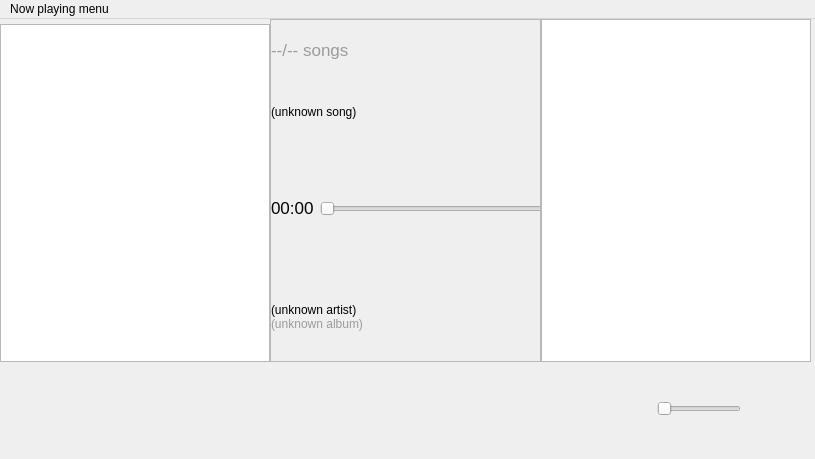
gidzzz/openmediaplayer, file nowplayingwindow.ui: the form before one commit.
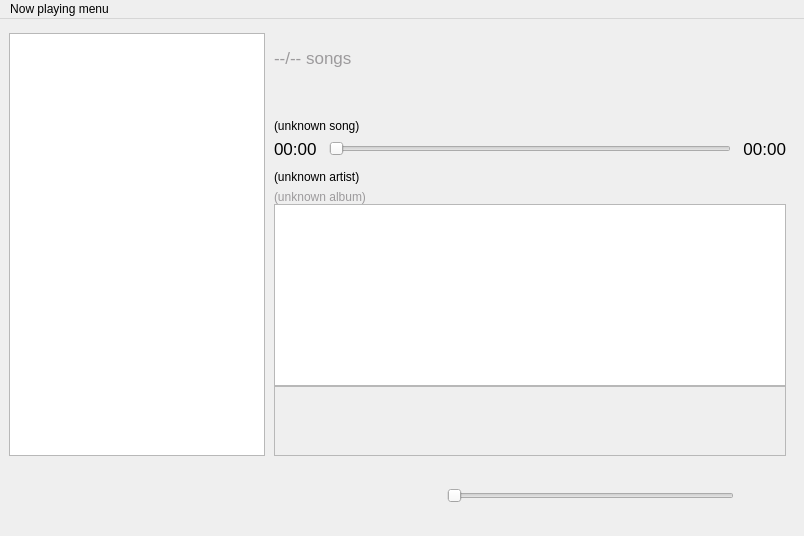
The form after the commit. Custom widgets are drawn as their Qt base class.

```diff
--- a/nowplayingwindow.ui
+++ b/nowplayingwindow.ui
@@ -6,24 +6,42 @@
    <rect>
     <x>0</x>
     <y>0</y>
-    <width>815</width>
-    <height>459</height>
+    <width>804</width>
+    <height>536</height>
    </rect>
   </property>
   <property name="windowTitle">
    <string>Now playing</string>
   </property>
   <widget class="QWidget" name="centralwidget">
+   <property name="sizePolicy">
+    <sizepolicy hsizetype="Expanding" vsizetype="Preferred">
+     <horstretch>0</horstretch>
+     <verstretch>0</verstretch>
+    </sizepolicy>
+   </property>
+   <layout class="QHBoxLayout" name="horizontalLayout_4">
+    <property name="spacing">
+     <number>0</number>
+    </property>
+    <property name="margin">
+     <number>0</number>
+    </property>
+    <item>
    <widget class="QWidget" name="verticalWidget" native="true">
-    <property name="geometry">
-     <rect>
-      <x>0</x>
-      <y>0</y>
-      <width>811</width>
-      <height>431</height>
-     </rect>
+      <property name="sizePolicy">
+       <sizepolicy hsizetype="Expanding" vsizetype="Preferred">
+        <horstretch>0</horstretch>
+        <verstretch>0</verstretch>
+       </sizepolicy>
     </property>
     <layout class="QVBoxLayout" name="verticalLayout">
+       <property name="spacing">
+        <number>0</number>
+       </property>
+       <property name="leftMargin">
+        <number>9</number>
+       </property>
      <property name="rightMargin">
       <number>0</number>
      </property>
@@ -37,13 +55,16 @@
        </property>
        <item>
         <layout class="QVBoxLayout" name="verticalLayout_4">
+           <property name="spacing">
+            <number>6</number>
+           </property>
          <property name="topMargin">
           <number>5</number>
          </property>
          <item>
           <widget class="CQGraphicsView" name="view">
            <property name="sizePolicy">
-            <sizepolicy hsizetype="MinimumExpanding" vsizetype="Expanding">
+              <sizepolicy hsizetype="Fixed" vsizetype="Expanding">
              <horstretch>0</horstretch>
              <verstretch>0</verstretch>
             </sizepolicy>
@@ -64,30 +85,45 @@
         </layout>
        </item>
        <item>
-        <widget class="QScrollArea" name="scrollArea">
-         <property name="widgetResizable">
-          <bool>true</bool>
-         </property>
-         <widget class="QWidget" name="scrollAreaWidgetContents">
-          <property name="geometry">
-           <rect>
-            <x>0</x>
-            <y>0</y>
-            <width>264</width>
-            <height>330</height>
-           </rect>
-          </property>
-          <widget class="QWidget" name="layoutWidget">
-           <property name="geometry">
-            <rect>
-             <x>0</x>
-             <y>0</y>
-             <width>372</width>
-             <height>351</height>
-            </rect>
-           </property>
-           <layout class="QVBoxLayout" name="metadataLayout">
+          <widget class="QWidget" name="scrollArea" native="true">
+           <property name="sizePolicy">
+            <sizepolicy hsizetype="Expanding" vsizetype="Preferred">
+             <horstretch>0</horstretch>
+             <verstretch>0</verstretch>
+            </sizepolicy>
+           </property>
+           <property name="minimumSize">
+            <size>
+             <width>50</width>
+             <height>0</height>
+            </size>
+           </property>
+           <layout class="QGridLayout" name="gridLayout_2">
+            <property name="leftMargin">
+             <number>9</number>
+            </property>
+            <property name="topMargin">
+             <number>5</number>
+            </property>
+            <property name="rightMargin">
+             <number>18</number>
+            </property>
+            <property name="bottomMargin">
+             <number>0</number>
+            </property>
             <property name="spacing">
+             <number>0</number>
+            </property>
+            <item row="9" column="1">
+             <widget class="QWidget" name="widget" native="true">
+              <property name="sizePolicy">
+               <sizepolicy hsizetype="Expanding" vsizetype="Preferred">
+                <horstretch>0</horstretch>
+                <verstretch>0</verstretch>
+               </sizepolicy>
+              </property>
+              <layout class="QVBoxLayout" name="verticalLayout_2">
+               <property name="margin">
              <number>0</number>
             </property>
             <item>
@@ -101,7 +137,7 @@
               <property name="sizeHint" stdset="0">
                <size>
                 <width>20</width>
-                <height>20</height>
+                   <height>15</height>
                </size>
               </property>
              </spacer>
@@ -109,7 +145,7 @@
             <item>
              <widget class="QLabel" name="songNumberLabel">
               <property name="sizePolicy">
-               <sizepolicy hsizetype="Preferred" vsizetype="Maximum">
+                  <sizepolicy hsizetype="Expanding" vsizetype="Maximum">
                 <horstretch>0</horstretch>
                 <verstretch>0</verstretch>
                </sizepolicy>
@@ -137,7 +173,7 @@
               </property>
               <property name="sizeHint" stdset="0">
                <size>
-                <width>20</width>
+                   <width>250</width>
                 <height>45</height>
                </size>
               </property>
@@ -198,7 +234,7 @@
                  <bool>true</bool>
                 </property>
                 <property name="sizePolicy">
-                 <sizepolicy hsizetype="Expanding" vsizetype="Maximum">
+                    <sizepolicy hsizetype="Expanding" vsizetype="Minimum">
                   <horstretch>0</horstretch>
                   <verstretch>0</verstretch>
                  </sizepolicy>
@@ -234,24 +270,11 @@
                 <property name="text">
                  <string>00:00</string>
                 </property>
-               </widget>
-              </item>
-              <item>
-               <spacer name="horizontalSpacer_5">
-                <property name="orientation">
-                 <enum>Qt::Horizontal</enum>
-                </property>
-                <property name="sizeType">
-                 <enum>QSizePolicy::Minimum</enum>
-                </property>
-                <property name="sizeHint" stdset="0">
-                 <size>
-                  <width>6</width>
-                  <height>10</height>
-                 </size>
-                </property>
-               </spacer>
-              </item>
+                   <property name="alignment">
+                    <set>Qt::AlignRight|Qt::AlignTrailing|Qt::AlignVCenter</set>
+                   </property>
+                  </widget>
+                 </item>
              </layout>
             </item>
             <item>
@@ -299,29 +322,27 @@
               </property>
              </widget>
             </item>
-            <item>
-             <spacer name="verticalSpacer">
-              <property name="orientation">
-               <enum>Qt::Vertical</enum>
-              </property>
-              <property name="sizeType">
-               <enum>QSizePolicy::Minimum</enum>
-              </property>
-              <property name="sizeHint" stdset="0">
-               <size>
-                <width>20</width>
-                <height>40</height>
-               </size>
-              </property>
-             </spacer>
-            </item>
-           </layout>
-          </widget>
-         </widget>
-        </widget>
-       </item>
-       <item>
+              </layout>
+             </widget>
+            </item>
+            <item row="12" column="1">
+             <widget class="QWidget" name="spacer1" native="true">
+              <property name="sizePolicy">
+               <sizepolicy hsizetype="Preferred" vsizetype="MinimumExpanding">
+                <horstretch>0</horstretch>
+                <verstretch>0</verstretch>
+               </sizepolicy>
+              </property>
+             </widget>
+            </item>
+            <item row="10" column="1">
         <widget class="QListWidget" name="songPlaylist">
+              <property name="sizePolicy">
+               <sizepolicy hsizetype="Expanding" vsizetype="Expanding">
+                <horstretch>0</horstretch>
+                <verstretch>0</verstretch>
+               </sizepolicy>
+              </property>
          <property name="horizontalScrollBarPolicy">
           <enum>Qt::ScrollBarAlwaysOff</enum>
          </property>
@@ -336,24 +357,124 @@
          </property>
         </widget>
        </item>
+            <item row="11" column="1">
+             <widget class="QScrollArea" name="lyrics">
+              <property name="widgetResizable">
+               <bool>true</bool>
+              </property>
+              <widget class="QWidget" name="scrollAreaWidgetContents">
+               <property name="geometry">
+                <rect>
+                 <x>0</x>
+                 <y>0</y>
+                 <width>504</width>
+                 <height>71</height>
+                </rect>
+               </property>
+               <property name="sizePolicy">
+                <sizepolicy hsizetype="Preferred" vsizetype="Expanding">
+                 <horstretch>0</horstretch>
+                 <verstretch>0</verstretch>
+                </sizepolicy>
+               </property>
+               <layout class="QGridLayout" name="gridLayout_4">
+                <property name="margin">
+                 <number>0</number>
+                </property>
+                <property name="spacing">
+                 <number>0</number>
+                </property>
+                <item row="0" column="0">
+                 <widget class="QLabel" name="lyricsText">
+                  <property name="sizePolicy">
+                   <sizepolicy hsizetype="Preferred" vsizetype="Expanding">
+                    <horstretch>0</horstretch>
+                    <verstretch>0</verstretch>
+                   </sizepolicy>
+                  </property>
+                  <property name="font">
+                   <font>
+                    <pointsize>14</pointsize>
+                   </font>
+                  </property>
+                  <property name="contextMenuPolicy">
+                   <enum>Qt::CustomContextMenu</enum>
+                  </property>
+                  <property name="styleSheet">
+                   <string notr="true"/>
+                  </property>
+                  <property name="text">
+                   <string/>
+                  </property>
+                  <property name="scaledContents">
+                   <bool>false</bool>
+                  </property>
+                  <property name="wordWrap">
+                   <bool>true</bool>
+                  </property>
+                 </widget>
+                </item>
+               </layout>
+              </widget>
+             </widget>
+            </item>
+           </layout>
+          </widget>
+         </item>
       </layout>
      </item>
      <item>
       <widget class="QWidget" name="toolBarWidget" native="true">
-       <layout class="QHBoxLayout" name="horizontalLayout_4">
+         <property name="sizePolicy">
+          <sizepolicy hsizetype="Preferred" vsizetype="Fixed">
+           <horstretch>0</horstretch>
+           <verstretch>0</verstretch>
+          </sizepolicy>
+         </property>
+         <property name="minimumSize">
+          <size>
+           <width>0</width>
+           <height>80</height>
+          </size>
+         </property>
+         <property name="maximumSize">
+          <size>
+           <width>16777215</width>
+           <height>80</height>
+          </size>
+         </property>
+         <layout class="QHBoxLayout" name="wLayout">
         <property name="spacing">
-         <number>60</number>
+           <number>6</number>
         </property>
         <property name="margin">
          <number>0</number>
         </property>
         <item>
          <widget class="QWidget" name="buttonsWidget" native="true">
-          <layout class="QHBoxLayout" name="buttonsLayout">
+            <property name="minimumSize">
+             <size>
+              <width>100</width>
+              <height>0</height>
+             </size>
+            </property>
+            <layout class="QGridLayout" name="buttonsLayout">
+             <property name="leftMargin">
+              <number>12</number>
+             </property>
+             <property name="topMargin">
+              <number>0</number>
+             </property>
+             <property name="rightMargin">
+              <number>0</number>
+             </property>
+             <property name="bottomMargin">
+              <number>0</number>
+             </property>
            <property name="spacing">
-            <number>60</number>
-           </property>
-           <item>
+              <number>0</number>
+             </property>
+             <item row="0" column="0">
             <widget class="QToolButton" name="prevButton">
              <property name="minimumSize">
               <size>
@@ -390,7 +511,7 @@
              </property>
             </widget>
            </item>
-           <item>
+             <item row="0" column="1">
             <widget class="QToolButton" name="playButton">
              <property name="minimumSize">
               <size>
@@ -418,7 +539,7 @@
              </property>
             </widget>
            </item>
-           <item>
+             <item row="0" column="2">
             <widget class="QToolButton" name="nextButton">
              <property name="minimumSize">
               <size>
@@ -455,23 +576,7 @@
              </property>
             </widget>
            </item>
-           <item>
-            <spacer name="horizontalSpacer_6">
-             <property name="orientation">
-              <enum>Qt::Horizontal</enum>
-             </property>
-             <property name="sizeType">
-              <enum>QSizePolicy::Maximum</enum>
-             </property>
-             <property name="sizeHint" stdset="0">
-              <size>
-               <width>20</width>
-               <height>20</height>
-              </size>
-             </property>
-            </spacer>
-           </item>
-           <item>
+             <item row="0" column="4">
             <widget class="QPushButton" name="shuffleButton">
              <property name="sizePolicy">
               <sizepolicy hsizetype="Fixed" vsizetype="Fixed">
@@ -519,7 +624,7 @@
              </property>
             </widget>
            </item>
-           <item>
+             <item row="0" column="5">
             <widget class="QPushButton" name="repeatButton">
              <property name="sizePolicy">
               <sizepolicy hsizetype="Fixed" vsizetype="Fixed">
@@ -567,23 +672,79 @@
              </property>
             </widget>
            </item>
+             <item row="0" column="3">
+              <spacer name="horizontalSpacer">
+               <property name="orientation">
+                <enum>Qt::Horizontal</enum>
+               </property>
+               <property name="sizeType">
+                <enum>QSizePolicy::Maximum</enum>
+               </property>
+               <property name="sizeHint" stdset="0">
+                <size>
+                 <width>20</width>
+                 <height>20</height>
+                </size>
+               </property>
+              </spacer>
+             </item>
+             <item row="0" column="6">
+              <widget class="QWidget" name="space2" native="true">
+               <property name="sizePolicy">
+                <sizepolicy hsizetype="Minimum" vsizetype="Expanding">
+                 <horstretch>0</horstretch>
+                 <verstretch>0</verstretch>
+                </sizepolicy>
+               </property>
+               <property name="minimumSize">
+                <size>
+                 <width>60</width>
+                 <height>0</height>
+                </size>
+               </property>
+              </widget>
+             </item>
           </layout>
          </widget>
         </item>
         <item>
-         <widget class="QWidget" name="volumeWidget" native="true">
-          <layout class="QHBoxLayout" name="horizontalLayout">
-           <property name="margin">
+           <widget class="QWidget" name="volSliderWidget" native="true">
+            <property name="sizePolicy">
+             <sizepolicy hsizetype="Expanding" vsizetype="Preferred">
+              <horstretch>0</horstretch>
+              <verstretch>0</verstretch>
+             </sizepolicy>
+            </property>
+            <layout class="QGridLayout" name="gridLayout_3">
+             <property name="leftMargin">
+              <number>20</number>
+             </property>
+             <property name="topMargin">
             <number>0</number>
            </property>
-           <item>
+             <property name="rightMargin">
+              <number>0</number>
+             </property>
+             <property name="bottomMargin">
+              <number>0</number>
+             </property>
+             <property name="spacing">
+              <number>0</number>
+             </property>
+             <item row="0" column="0">
             <widget class="QSlider" name="volumeSlider">
              <property name="sizePolicy">
-              <sizepolicy hsizetype="Expanding" vsizetype="Minimum">
+                <sizepolicy hsizetype="Expanding" vsizetype="Fixed">
                <horstretch>0</horstretch>
                <verstretch>0</verstretch>
               </sizepolicy>
              </property>
+               <property name="minimumSize">
+                <size>
+                 <width>0</width>
+                 <height>74</height>
+                </size>
+               </property>
              <property name="maximum">
               <number>100</number>
              </property>
@@ -595,7 +756,34 @@
              </property>
             </widget>
            </item>
+            </layout>
+           </widget>
+          </item>
            <item>
+           <widget class="QWidget" name="volumeWidget" native="true">
+            <property name="sizePolicy">
+             <sizepolicy hsizetype="Fixed" vsizetype="Preferred">
+              <horstretch>0</horstretch>
+              <verstretch>0</verstretch>
+             </sizepolicy>
+            </property>
+            <layout class="QHBoxLayout" name="horizontalLayout">
+             <property name="margin">
+              <number>0</number>
+             </property>
+             <item>
+              <widget class="QWidget" name="volWidget" native="true">
+               <property name="minimumSize">
+                <size>
+                 <width>0</width>
+                 <height>74</height>
+                </size>
+               </property>
+               <layout class="QGridLayout" name="gridLayout">
+                <property name="margin">
+                 <number>0</number>
+                </property>
+                <item row="0" column="0">
             <widget class="QToolButton" name="volumeButton">
              <property name="sizePolicy">
               <sizepolicy hsizetype="Fixed" vsizetype="Minimum">
@@ -637,6 +825,22 @@
              </property>
             </widget>
            </item>
+                <item row="1" column="0">
+                 <spacer name="verticalSpacer_5">
+                  <property name="orientation">
+                   <enum>Qt::Vertical</enum>
+                  </property>
+                  <property name="sizeType">
+                   <enum>QSizePolicy::Minimum</enum>
+                  </property>
+                  <property name="sizeHint" stdset="0">
+                   <size>
+                    <width>20</width>
+                    <height>26</height>
+                   </size>
+                  </property>
+                 </spacer>
+                </item>
           </layout>
          </widget>
         </item>
@@ -645,14 +849,19 @@
      </item>
     </layout>
    </widget>
+       </item>
+      </layout>
+     </widget>
+    </item>
+   </layout>
   </widget>
   <widget class="QMenuBar" name="menubar">
    <property name="geometry">
     <rect>
      <x>0</x>
      <y>0</y>
-     <width>815</width>
-     <height>25</height>
+     <width>804</width>
+     <height>23</height>
     </rect>
    </property>
    <widget class="QMenu" name="menuNow_playing_menu">
```
Left out of the diff: 3 changed lines with no effect on the pictures. Lines whose indentation alone changed are shown as unchanged.
